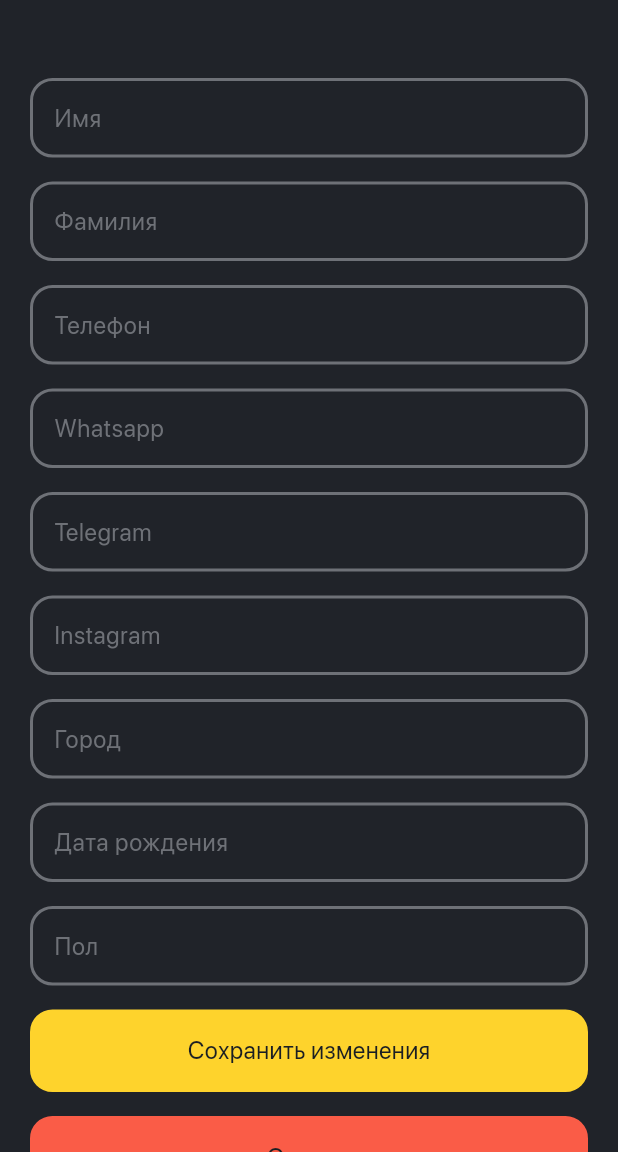
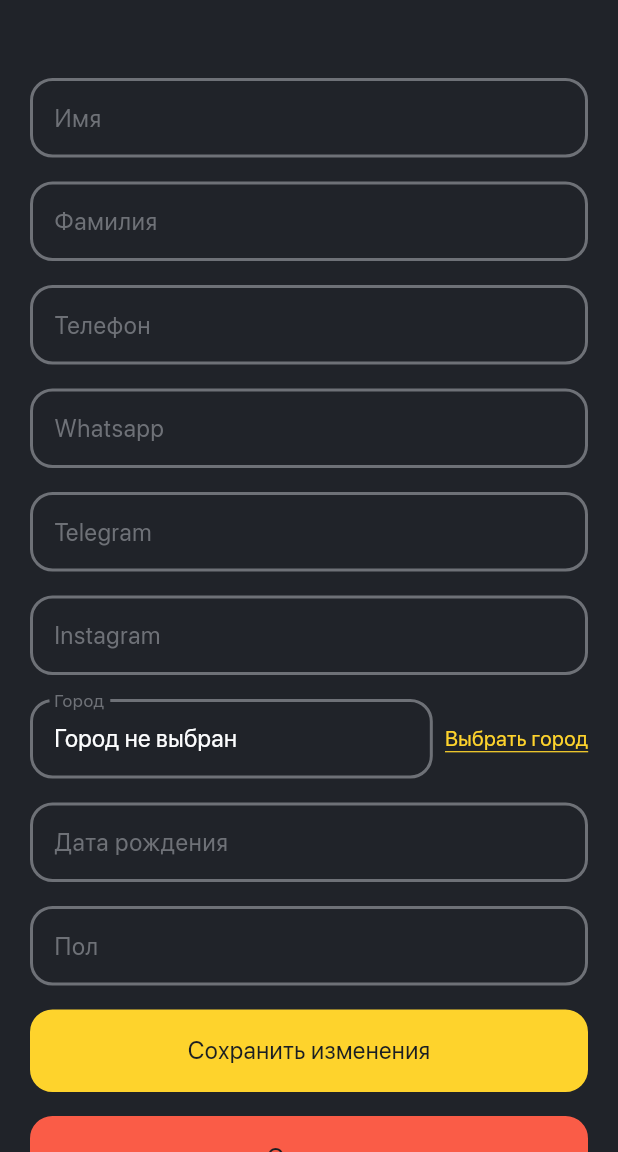
Before and after one commit to McAr0v/dvij_flutter, a Flutter app: the EditProfileScreen screen opened directly with empty values, on a phone screen of 412 x 824 dp, the part 84-1236 px from its top. Run offline on Flutter 3.47's test engine with Material 3 defaults, Android fonts, the phone set to English and light mode, and no system bars; our stand-ins replace firebase_auth, firebase_core, firebase_database, firebase_storage, flutter_svg, image_picker; accounts and stored records are empty; network calls fail; project files that could hold a hidden picture were left out.

Commit message:
Create choose city dialog

```diff
--- /dev/null
+++ b/lib/elements/cities_elements/city_element_in_edit_screen.dart
@@ -0,0 +1,66 @@
+import 'package:flutter/material.dart';
+
+import '../../themes/app_colors.dart';
+
+class CityElementInEditScreen extends StatelessWidget {
+  final String? cityName;
+  final VoidCallback onActionPressed;
+
+  CityElementInEditScreen({required this.onActionPressed, this.cityName});
+
+  @override
+  Widget build(BuildContext context) {
+    return Row(
+      mainAxisAlignment: MainAxisAlignment.spaceBetween,
+      children: [
+        Flexible(
+            child: Column(
+              crossAxisAlignment: CrossAxisAlignment.start,
+              children: [
+                TextFormField(
+                  initialValue: cityName?.isNotEmpty ?? true ? cityName! : 'Город не выбран',
+                  style: Theme.of(context).textTheme.bodyMedium,
+                  enabled: false,
+                  decoration: const InputDecoration(
+                    labelText: 'Город',
+                    labelStyle: TextStyle(
+                      color: AppColors.greyText,
+                      fontSize: 12,
+                      fontFamily: 'SfProDisplay',
+                      fontWeight: FontWeight.normal,
+                    ),
+                    border: InputBorder.none,
+                    //contentPadding: EdgeInsets.zero,
+                  ),
+                ),
+              ],
+            )
+        ),
+        SizedBox(width: 8.0),
+
+        /*IconButton(
+            onPressed: onActionPressed,
+            icon: icon
+        )*/
+
+        GestureDetector(
+          onTap: () {
+            onActionPressed();
+          },
+          child: const Text(
+              'Выбрать город',
+              style: TextStyle(
+                color: AppColors.brandColor,
+                fontSize: 14,
+                fontFamily: 'SfProDisplay',
+                fontWeight: FontWeight.normal,
+                decoration: TextDecoration.underline,
+                decorationColor: AppColors.brandColor,
+              )
+          ),
+        ),
+
+      ],
+    );
+  }
+}
--- a/lib/screens/profile/edit_profile_screen.dart
+++ b/lib/screens/profile/edit_profile_screen.dart
@@ -2,7 +2,10 @@ import 'dart:io';
 import 'package:flutter/material.dart';
 import 'package:dvij_flutter/database_firebase/user_database.dart';
 import 'package:dvij_flutter/elements/custom_button.dart';
+import '../../cities/city_class.dart';
 import '../../classes/user_class.dart' as local_user;
+import '../../elements/choose_dialogs/city_choose_dialog.dart';
+import '../../elements/cities_elements/city_element_in_edit_screen.dart';
 import '../../elements/custom_snack_bar.dart';
 import 'package:image_picker/image_picker.dart';
 import '../../elements/image_in_edit_screen.dart';
@@ -41,9 +44,14 @@ class _EditProfileScreenState extends State<EditProfileScreen> {
   late TextEditingController birthdateController;
   late TextEditingController sexController;
   late TextEditingController avatarController;
+  late City chosenCity;
 
   File? _imageFile;
   bool loading = true;
+
+  List<City> _cities = [];
+
+
 
   // --- Функция перехода на страницу профиля ----
 
@@ -79,16 +87,24 @@ class _EditProfileScreenState extends State<EditProfileScreen> {
     }
   }
 
+  Future<void> _getCitiesFromDatabase() async {
+    try {
+      List<City> cities = await City.getCities();
+      setState(() {
+        _cities = cities;
+      });
+    } catch (error) {
+      print('Ошибка при получении городов: $error');
+    }
+  }
 
-  // -- Инициализируем состояние ----
   @override
   void initState() {
     super.initState();
-
     loading = true;
 
-    // --- Подгружаем в контроллеры содержимое из БД. Чтобы значения были самостоятельно занесены
-
+    // Подгружаем в контроллеры содержимое из БД.
+    Future.delayed(Duration.zero, () async {
       nameController = TextEditingController(text: widget.userInfo.name);
       lastnameController = TextEditingController(text: widget.userInfo.lastname);
       phoneController = TextEditingController(text: widget.userInfo.phone);
@@ -99,9 +115,18 @@ class _EditProfileScreenState extends State<EditProfileScreen> {
       birthdateController = TextEditingController(text: widget.userInfo.birthDate);
       sexController = TextEditingController(text: widget.userInfo.sex);
       avatarController = TextEditingController(text: widget.userInfo.avatar);
+      _getCitiesFromDatabase();
+      chosenCity = await City.getCityById(widget.userInfo.city) as City;
 
+
+
+      setState(() {
         loading = false;
+      });
+    });
   }
+
+
 
   @override
   Widget build(BuildContext context) {
@@ -201,7 +226,15 @@ class _EditProfileScreenState extends State<EditProfileScreen> {
                   ),
 
                   const SizedBox(height: 16.0),
-                  TextField(
+
+                  CityElementInEditScreen(
+                    cityName: chosenCity.name,
+                    onActionPressed: () {
+                      _showCityPickerDialog();
+                    },
+                  ),
+
+                  /*TextField(
                     style: Theme.of(context).textTheme.bodyMedium,
                     keyboardType: TextInputType.text,
                     controller: cityController,
@@ -209,7 +242,7 @@ class _EditProfileScreenState extends State<EditProfileScreen> {
                       labelText: 'Город',
                       //prefixIcon: Icon(Icons.email),
                     ),
-                  ),
+                  ),*/
 
                   const SizedBox(height: 16.0),
                   TextField(
@@ -279,7 +312,7 @@ class _EditProfileScreenState extends State<EditProfileScreen> {
                         instagram: instagramController.text,
                         city: cityController.text,
                         birthDate: birthdateController.text,
-                        sex: sexController.text,
+                        sex: chosenCity.id,
                         avatar: avatarURL ?? widget.userInfo.avatar,
                       );
 
@@ -322,4 +355,21 @@ class _EditProfileScreenState extends State<EditProfileScreen> {
               )
     );
   }
+
+  Future<void> _showCityPickerDialog() async {
+    final selectedCity = await showDialog<City>(
+      context: context,
+      builder: (BuildContext context) {
+        return CityChooseDialog(cities: _cities);
+      },
+    );
+
+    if (selectedCity != null) {
+      setState(() {
+        chosenCity = selectedCity;
+      });
+      print("Selected city: ${selectedCity.name}, ID: ${selectedCity.id}");
     }
+  }
+
+}
```
Also changed, not shown: lib/cities/city_class.dart (+16 -1 lines), lib/elements/choose_dialogs/city_choose_dialog.dart (added, +78 -0 lines), lib/screens/events/events_feed_page.dart (+61 -57 lines), lib/themes/dark_theme.dart (+8 -0 lines). Lines whose indentation alone changed are shown as unchanged.
